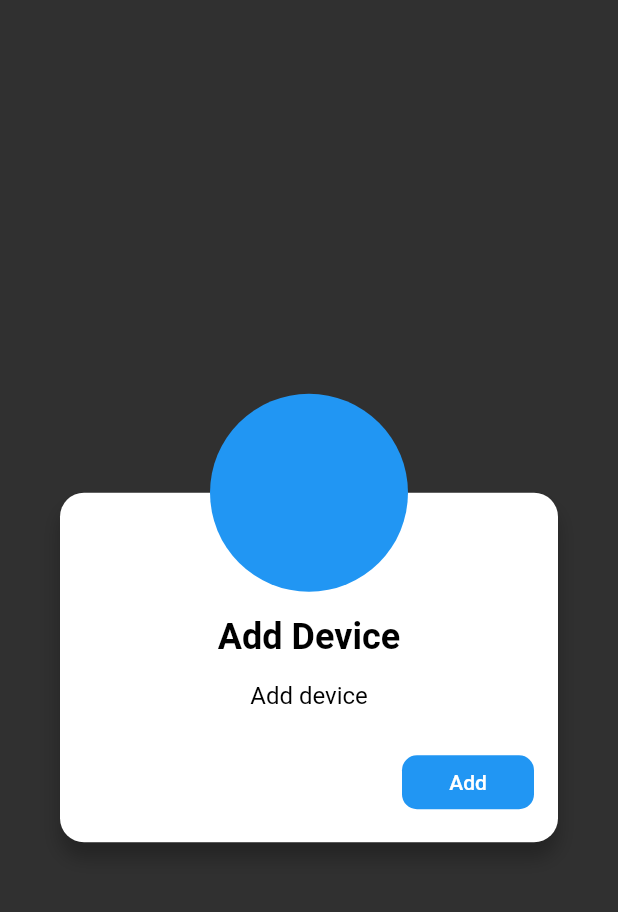
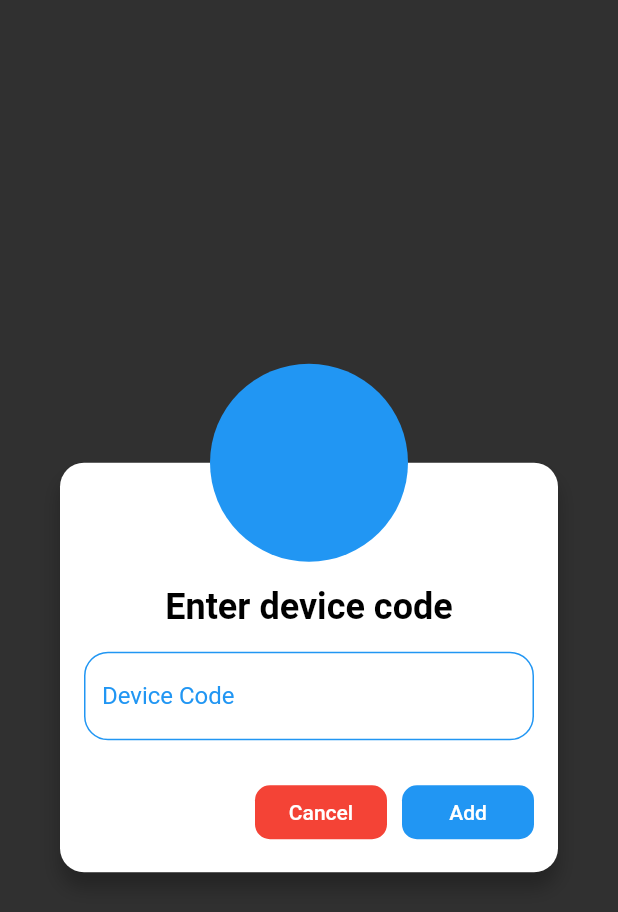
Before and after one commit to deswinar/wsc, a Flutter app: the DialogAddDevice widget shown alone on an empty page, opened directly, on a phone screen of 412 x 824 dp. Shown: the top 912 px of the screen. Run offline on Flutter 3.47's test engine with Material 2 defaults, Android fonts, the phone set to English and light mode, and no system bars; our stand-ins replace cloud_firestore, firebase_core, flutter_datetime_picker, flutter_speed_dial, tuple; accounts and stored records are empty; Roboto replaces fonts that are missing (Georgia, Hind); statements that could not run were skipped.

Commit message:
Dialog field add device

```diff
--- a/lib/screens/dashboard.dart
+++ b/lib/screens/dashboard.dart
@@ -92,9 +92,7 @@ class _DashboardScreenState extends State<DashboardScreen> {
               showDialog(
                 context: context,
                 builder: (context) => DialogAddDevice(
-                  title: "Add Device",
-                  description: "Add device",
-                  buttonText: "Add"
+                  title: "Enter device code",
                 )
               );
             }
--- a/lib/widgets/dialog_add_device.dart
+++ b/lib/widgets/dialog_add_device.dart
@@ -1,13 +1,11 @@
 import 'package:flutter/material.dart';
 
 class DialogAddDevice extends StatelessWidget {
-  final String title, description, buttonText;
+  final String title;
   final Image image;
 
   DialogAddDevice({
     @required this.title,
-    @required this.description,
-    @required this.buttonText,
     this.image,
   });
 
@@ -59,18 +57,39 @@ class DialogAddDevice extends StatelessWidget {
                 ),
               ),
               SizedBox(height: 16.0),
-              Text(
-                description,
-                textAlign: TextAlign.center,
-                style: TextStyle(
-                  fontSize: 16.0,
-                  color: Colors.black
+              TextField(
+                style: TextStyle(color: Colors.black),
+                decoration: InputDecoration(
+                  labelText: "Device Code",
+                  labelStyle: TextStyle(color: Colors.blue),
+                  enabledBorder: OutlineInputBorder(
+                    borderSide: BorderSide(color: Colors.blue),
+                    borderRadius: BorderRadius.circular(16.0)
+                  ),
+                  focusedBorder: OutlineInputBorder(
+                    borderSide: BorderSide(color: Colors.blue),
+                    borderRadius: BorderRadius.circular(16.0)
+                  ),
                 ),
               ),
               SizedBox(height: 24.0),
               Align(
                 alignment: Alignment.bottomRight,
-                child: FlatButton(
+                child: Row(
+                  mainAxisAlignment: MainAxisAlignment.end,
+                  children: <Widget>[
+                    FlatButton(
+                      color: Colors.red,
+                      shape: RoundedRectangleBorder(
+                        borderRadius: BorderRadius.circular(10.0)
+                      ),
+                      onPressed: () {
+                        Navigator.of(context).pop(); // To close the dialog
+                      },
+                      child: Text("Cancel"),
+                    ),
+                    SizedBox(width: 10,),
+                    FlatButton(
                       color: Colors.blue,
                       shape: RoundedRectangleBorder(
                         borderRadius: BorderRadius.circular(10.0)
@@ -78,7 +97,9 @@ class DialogAddDevice extends StatelessWidget {
                       onPressed: () {
                         Navigator.of(context).pop(); // To close the dialog
                       },
-                  child: Text(buttonText),
+                      child: Text("Add"),
+                    ),
+                  ],
                 ),
               ),
             ],
```
Lines whose indentation alone changed are shown as unchanged.
